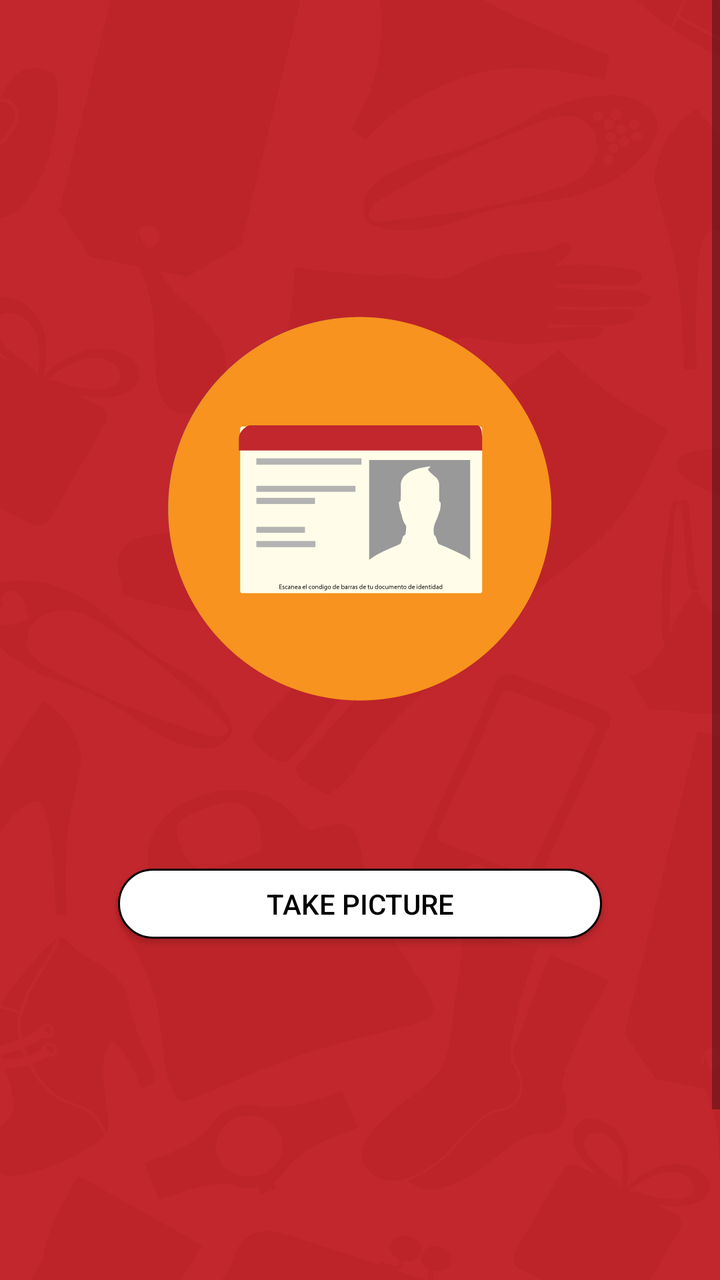
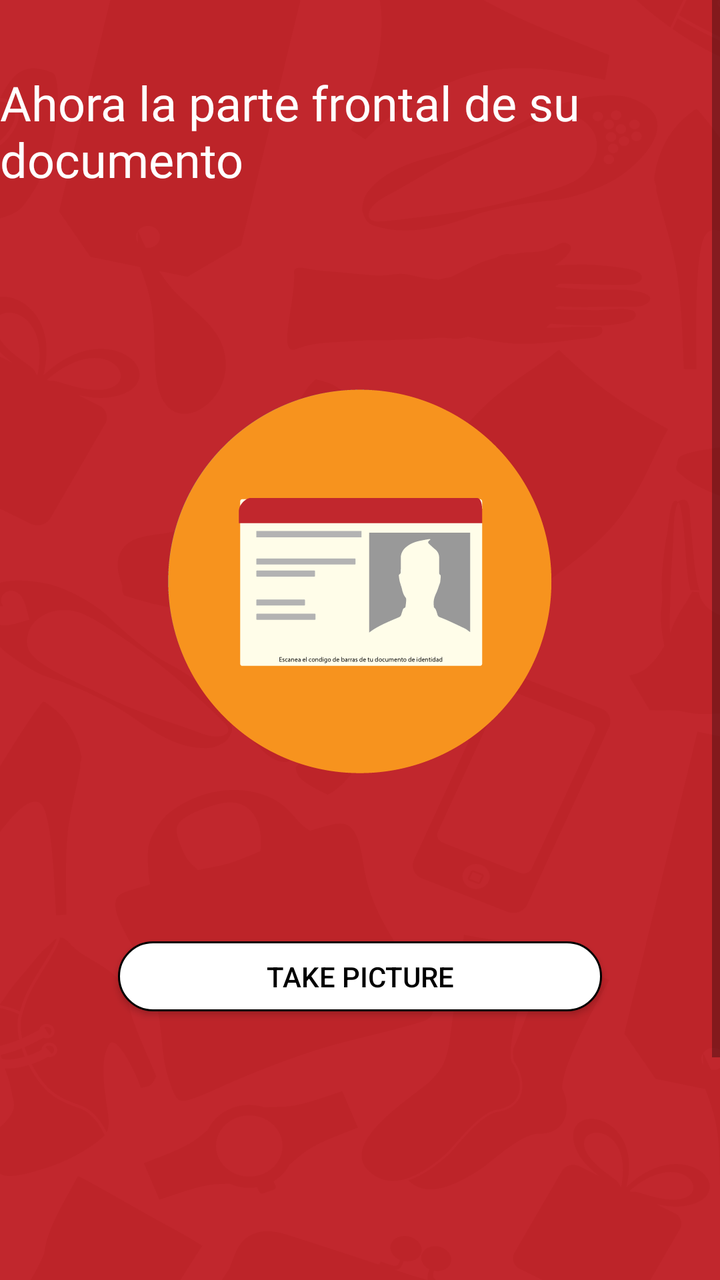

The first picture is an Android layout as it rendered before a commit; the second is the same layout after the commit. The layout source and the unified diff follow.
<!-- AndroidManifest.xml: application theme AppTheme -->
<!-- res/layout/capture_document_front.xml -->
<?xml version="1.0" encoding="utf-8"?>
<android.support.constraint.ConstraintLayout xmlns:android="http://schemas.android.com/apk/res/android"
    xmlns:app="http://schemas.android.com/apk/res-auto"
    xmlns:tools="http://schemas.android.com/tools"
    android:layout_width="match_parent"
    android:layout_height="match_parent"
    android:background="@drawable/fondotono2"
    tools:context=".CaptureDocumentFront">

    <ScrollView
        android:layout_width="match_parent"
        android:layout_height="match_parent"
        tools:ignore="MissingConstraints"
        tools:layout_editor_absoluteX="0dp"
        tools:layout_editor_absoluteY="94dp">

        <LinearLayout
            android:layout_width="match_parent"
            android:layout_height="match_parent"
            android:gravity="center"
            android:orientation="vertical">

            <TextView
                android:id="@+id/textView2"
                android:layout_width="wrap_content"
                android:layout_height="wrap_content"
                android:layout_marginTop="35dp"
                android:textAllCaps="true"
                android:textColor="#ffffff"
                android:textSize="18sp"
                android:textStyle="bold"
                app:layout_constraintEnd_toEndOf="parent"
                app:layout_constraintStart_toStartOf="parent"
                app:layout_constraintTop_toTopOf="parent" />

            <ImageButton
                android:id="@+id/imageTakeDNICapture"
                style="@style/Widget.AppCompat.ImageButton"
                android:layout_width="200dp"
                android:layout_height="200dp"
                android:layout_marginTop="95dp"
                android:adjustViewBounds="false"
                android:background="@color/zxing_transparent"
                android:scaleType="fitXY"
                android:src="@drawable/img4"
                android:textAlignment="center"
                app:layout_constraintEnd_toEndOf="parent"
                app:layout_constraintStart_toStartOf="parent"
                app:layout_constraintTop_toBottomOf="@+id/textView3" />

            <Button
                android:id="@+id/captureFront"
                android:layout_width="242dp"
                android:layout_height="35dp"
                android:layout_marginTop="80dp"
                android:background="@drawable/rounded_button"
                android:text="@string/take_picture"
                android:textColor="#000000"
                app:layout_constraintBottom_toBottomOf="parent"
                app:layout_constraintEnd_toEndOf="parent"
                app:layout_constraintHorizontal_bias="0.506"
                app:layout_constraintStart_toStartOf="parent"
                app:layout_constraintTop_toTopOf="parent"
                app:layout_constraintVertical_bias="0.134" />

            <TextView
                android:id="@+id/textView3"
                android:layout_width="0dp"
                android:layout_height="wrap_content"
                android:layout_marginStart="16dp"
                android:layout_marginTop="5dp"
                android:layout_marginEnd="10dp"
                android:text="@string/use_message"
                android:textColor="#ffffff"
                app:layout_constraintEnd_toEndOf="parent"
                app:layout_constraintStart_toStartOf="parent"
                app:layout_constraintTop_toBottomOf="@+id/textView2" />

        </LinearLayout>
    </ScrollView>

</android.support.constraint.ConstraintLayout>
<!-- resources referenced by this layout -->
<resources>
  <!-- drawable fondotono2: png bitmap (drawable-v21, 75983 bytes) -->
  <!-- drawable img4: png bitmap (drawable-v21, 14549 bytes) -->
  <!-- drawable rounded_button (drawable) -->
  <?xml version="1.0" encoding="utf-8"?>
  <shape xmlns:android="http://schemas.android.com/apk/res/android"
      android:shape="rectangle">
      <solid android:color="#ffffff"></solid>
      <corners android:radius="20dp"></corners>
      <stroke android:width="1dp" android:color="#000000"></stroke>
  </shape>
  <string name="take_picture">Take picture</string>
  <string name="use_message">Make DNI capture</string>
  <style name="AppTheme" parent="Theme.AppCompat.Light.DarkActionBar">
          
          <item name="colorPrimary">@color/colorPrimary</item>
          <item name="colorPrimaryDark">@color/colorPrimaryDark</item>
          <item name="colorAccent">@color/colorAccent</item>
      </style>
  <color name="colorPrimary">#CB1E1E</color>
  <color name="colorPrimaryDark">#CB1E1E</color>
  <color name="colorAccent">#CB1E1E</color>
</resources>

<!-- the commit's change to res/layout/capture_document_front.xml (unified diff, before → after) -->
@@ -21,14 +21,14 @@
             android:orientation="vertical">
 
             <TextView
-                android:id="@+id/textView2"
-                android:layout_width="wrap_content"
+                android:id="@+id/textView5"
+                android:layout_width="match_parent"
                 android:layout_height="wrap_content"
                 android:layout_marginTop="35dp"
-                android:textAllCaps="true"
-                android:textColor="#ffffff"
-                android:textSize="18sp"
-                android:textStyle="bold"
+                android:fontFamily="@font/roboto_condensed_bold"
+                android:text="Ahora la parte frontal de su documento"
+                android:textColor="@color/cardview_light_background"
+                android:textSize="24sp"
                 app:layout_constraintEnd_toEndOf="parent"
                 app:layout_constraintStart_toStartOf="parent"
                 app:layout_constraintTop_toTopOf="parent" />
